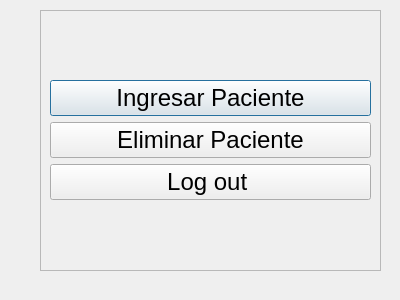
Above: ventana_menu.ui from luhernandez12/entregable-3- before the change. Below: the same form after it.
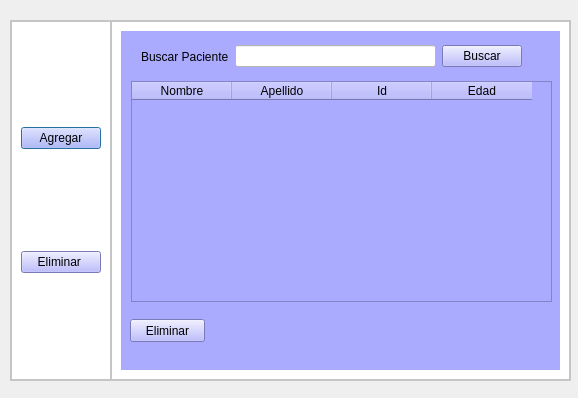
That is the form after the change.

Commit message: nueva ventana, uso de json para hacer login y crear clase login

```diff
--- a/ventana_menu.ui
+++ b/ventana_menu.ui
@@ -6,8 +6,8 @@
    <rect>
     <x>0</x>
     <y>0</y>
-    <width>400</width>
-    <height>300</height>
+    <width>578</width>
+    <height>398</height>
    </rect>
   </property>
   <property name="windowTitle">
@@ -16,58 +16,250 @@
   <widget class="QFrame" name="frame">
    <property name="geometry">
     <rect>
-     <x>40</x>
-     <y>10</y>
-     <width>341</width>
-     <height>261</height>
+     <x>10</x>
+     <y>20</y>
+     <width>561</width>
+     <height>361</height>
     </rect>
    </property>
+   <property name="styleSheet">
+    <string notr="true">background-color: rgb(255, 255, 255);</string>
+   </property>
    <property name="frameShape">
     <enum>QFrame::StyledPanel</enum>
    </property>
    <property name="frameShadow">
     <enum>QFrame::Raised</enum>
    </property>
-   <layout class="QVBoxLayout" name="verticalLayout_2">
+   <layout class="QHBoxLayout" name="horizontalLayout">
+    <property name="spacing">
+     <number>0</number>
+    </property>
+    <property name="leftMargin">
+     <number>0</number>
+    </property>
+    <property name="topMargin">
+     <number>0</number>
+    </property>
+    <property name="rightMargin">
+     <number>0</number>
+    </property>
+    <property name="bottomMargin">
+     <number>0</number>
+    </property>
     <item>
-     <layout class="QVBoxLayout" name="verticalLayout">
-      <item>
-       <widget class="QPushButton" name="ingresar_pac">
-        <property name="font">
-         <font>
-          <pointsize>18</pointsize>
-         </font>
-        </property>
-        <property name="text">
-         <string>Ingresar Paciente</string>
-        </property>
-       </widget>
-      </item>
-      <item>
-       <widget class="QPushButton" name="eliminar_pac">
-        <property name="font">
-         <font>
-          <pointsize>18</pointsize>
-         </font>
-        </property>
-        <property name="text">
-         <string>Eliminar Paciente</string>
-        </property>
-       </widget>
-      </item>
-      <item>
-       <widget class="QPushButton" name="salida">
-        <property name="font">
-         <font>
-          <pointsize>18</pointsize>
-         </font>
-        </property>
-        <property name="text">
-         <string>Log out </string>
-        </property>
-       </widget>
-      </item>
-     </layout>
+     <widget class="QFrame" name="frame_4">
+      <property name="styleSheet">
+       <string notr="true">
+background-color: rgb(255, 255, 255);</string>
+      </property>
+      <property name="frameShape">
+       <enum>QFrame::StyledPanel</enum>
+      </property>
+      <property name="frameShadow">
+       <enum>QFrame::Raised</enum>
+      </property>
+      <layout class="QVBoxLayout" name="verticalLayout_2">
+       <item>
+        <widget class="QPushButton" name="menu_agregar">
+         <property name="styleSheet">
+          <string notr="true">background-color: rgb(170, 170, 255);</string>
+         </property>
+         <property name="text">
+          <string>Agregar</string>
+         </property>
+        </widget>
+       </item>
+       <item>
+        <widget class="QPushButton" name="menu_eliminar">
+         <property name="styleSheet">
+          <string notr="true">
+background-color: rgb(170, 170, 255);</string>
+         </property>
+         <property name="text">
+          <string>Eliminar </string>
+         </property>
+        </widget>
+       </item>
+      </layout>
+     </widget>
+    </item>
+    <item>
+     <widget class="QFrame" name="frame_paginas">
+      <property name="styleSheet">
+       <string notr="true">background-color: rgb(255, 255, 255);</string>
+      </property>
+      <property name="frameShape">
+       <enum>QFrame::StyledPanel</enum>
+      </property>
+      <property name="frameShadow">
+       <enum>QFrame::Raised</enum>
+      </property>
+      <layout class="QVBoxLayout" name="verticalLayout_3">
+       <item>
+        <widget class="QStackedWidget" name="stackedWidget">
+         <property name="currentIndex">
+          <number>1</number>
+         </property>
+         <widget class="QWidget" name="pagina_agregar">
+          <property name="styleSheet">
+           <string notr="true">background-color: rgb(170, 170, 255);</string>
+          </property>
+          <layout class="QFormLayout" name="formLayout">
+           <item row="0" column="0">
+            <widget class="QLabel" name="label">
+             <property name="text">
+              <string>Nombre</string>
+             </property>
+            </widget>
+           </item>
+           <item row="0" column="1">
+            <widget class="QLineEdit" name="nombre">
+             <property name="styleSheet">
+              <string notr="true">color: rgb(255, 255, 255);
+background-color: rgb(255, 255, 255);</string>
+             </property>
+            </widget>
+           </item>
+           <item row="1" column="0">
+            <widget class="QLabel" name="label_2">
+             <property name="text">
+              <string>Apellido</string>
+             </property>
+            </widget>
+           </item>
+           <item row="1" column="1">
+            <widget class="QLineEdit" name="apellido">
+             <property name="styleSheet">
+              <string notr="true">color: rgb(255, 255, 255);
+background-color: rgb(255, 255, 255);</string>
+             </property>
+            </widget>
+           </item>
+           <item row="2" column="0">
+            <widget class="QLabel" name="label_3">
+             <property name="text">
+              <string>ID</string>
+             </property>
+            </widget>
+           </item>
+           <item row="2" column="1">
+            <widget class="QLineEdit" name="id">
+             <property name="styleSheet">
+              <string notr="true">color: rgb(255, 255, 255);
+background-color: rgb(255, 255, 255);</string>
+             </property>
+            </widget>
+           </item>
+           <item row="3" column="0">
+            <widget class="QLabel" name="label_4">
+             <property name="text">
+              <string>Edad</string>
+             </property>
+            </widget>
+           </item>
+           <item row="3" column="1">
+            <widget class="QLineEdit" name="edad">
+             <property name="styleSheet">
+              <string notr="true">color: rgb(255, 255, 255);
+background-color: rgb(255, 255, 255);</string>
+             </property>
+            </widget>
+           </item>
+           <item row="4" column="1">
+            <widget class="QPushButton" name="Boton_agregar">
+             <property name="text">
+              <string>Agregar</string>
+             </property>
+            </widget>
+           </item>
+          </layout>
+         </widget>
+         <widget class="QWidget" name="pagina_eliminar">
+          <property name="styleSheet">
+           <string notr="true">background-color: rgb(170, 170, 255);</string>
+          </property>
+          <widget class="QTableWidget" name="table_eliminar">
+           <property name="geometry">
+            <rect>
+             <x>10</x>
+             <y>50</y>
+             <width>421</width>
+             <height>221</height>
+            </rect>
+           </property>
+           <column>
+            <property name="text">
+             <string>Nombre</string>
+            </property>
+           </column>
+           <column>
+            <property name="text">
+             <string>Apellido</string>
+            </property>
+           </column>
+           <column>
+            <property name="text">
+             <string>Id</string>
+            </property>
+           </column>
+           <column>
+            <property name="text">
+             <string>Edad</string>
+            </property>
+           </column>
+          </widget>
+          <widget class="QPushButton" name="boton_eliminar">
+           <property name="geometry">
+            <rect>
+             <x>9</x>
+             <y>288</y>
+             <width>75</width>
+             <height>23</height>
+            </rect>
+           </property>
+           <property name="text">
+            <string>Eliminar</string>
+           </property>
+          </widget>
+          <widget class="QWidget" name="formLayoutWidget">
+           <property name="geometry">
+            <rect>
+             <x>20</x>
+             <y>10</y>
+             <width>381</width>
+             <height>31</height>
+            </rect>
+           </property>
+           <layout class="QHBoxLayout" name="horizontalLayout_2">
+            <item>
+             <widget class="QLabel" name="label_9">
+              <property name="text">
+               <string>Buscar Paciente</string>
+              </property>
+             </widget>
+            </item>
+            <item>
+             <widget class="QLineEdit" name="buscar_paciente">
+              <property name="styleSheet">
+               <string notr="true">background-color: rgb(255, 255, 255);</string>
+              </property>
+             </widget>
+            </item>
+            <item>
+             <widget class="QPushButton" name="pushButton_2">
+              <property name="text">
+               <string>Buscar</string>
+              </property>
+             </widget>
+            </item>
+           </layout>
+          </widget>
+         </widget>
+        </widget>
+       </item>
+      </layout>
+     </widget>
     </item>
    </layout>
   </widget>
```
Left out of the diff: 2 changed lines with no effect on the pictures. The commit also changes 3 other files.
